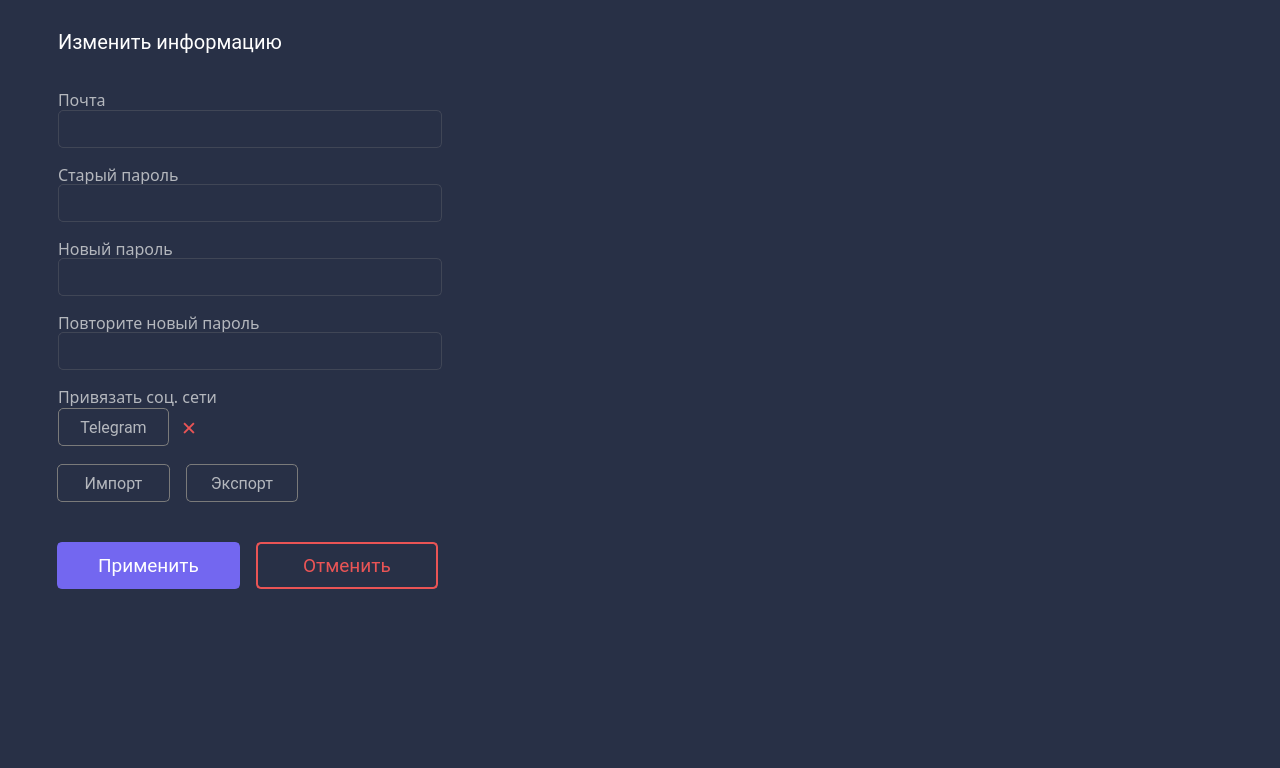
Old version of the form design/settings_w.ui in the repository yurii-bel/project_2021.
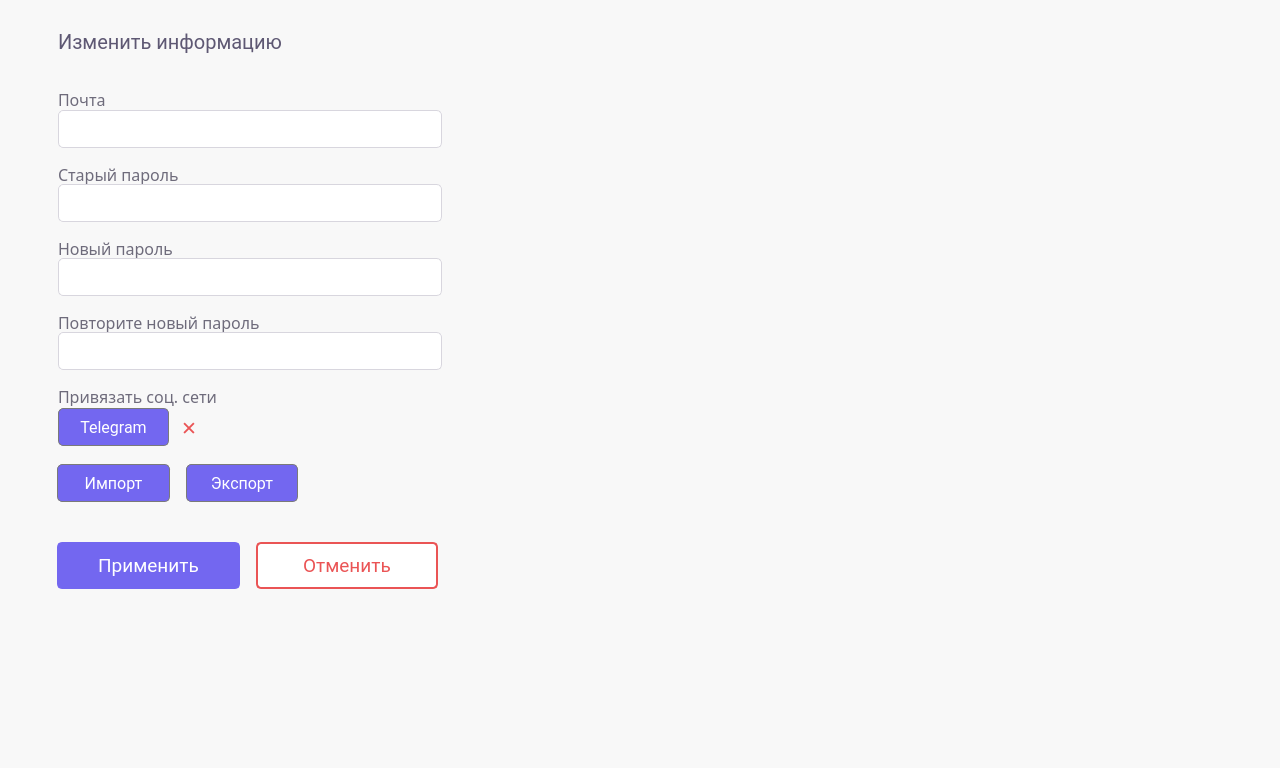
New version of the form. Icons and pictures are not drawn.

What changed in the file:
```diff
--- a/design/settings_w.ui
+++ b/design/settings_w.ui
@@ -14,7 +14,7 @@
    <string>Settings</string>
   </property>
   <property name="styleSheet">
-   <string notr="true">background-color: rgb(40, 48, 70);</string>
+   <string notr="true">background-color: #F8F8F8;</string>
   </property>
   <widget class="QLineEdit" name="settings_w_lineedit_email">
    <property name="geometry">
@@ -34,8 +34,8 @@
    <property name="styleSheet">
     <string notr="true">QLineEdit { 
 color: #676D7D;
-background: #283046;
-border: 1px solid #404656;
+background: #FFFFFF;
+border: 1px solid #D8D6DE;
 border-radius: 5px;
 }
 
@@ -62,8 +62,8 @@
    <property name="styleSheet">
     <string notr="true">QLineEdit { 
 color: #676D7D;
-background: #283046;
-border: 1px solid #404656;
+background: #FFFFFF;
+border: 1px solid #D8D6DE;
 border-radius: 5px;
 }
 
@@ -94,10 +94,10 @@
    </property>
    <property name="styleSheet">
     <string notr="true">QPushButton {
-	background-color: rgb(40, 48, 70);
+	background-color: rgb(115, 103, 240);
 	border: 1px solid rgb(122, 122, 122);
 	border-radius: 5px;
-	color: rgb(180, 183, 189);
+	color: rgb(255, 255, 255);
 	padding-left: 10px;
 	padding-right: 10px;
 }
@@ -131,7 +131,7 @@
     </font>
    </property>
    <property name="styleSheet">
-    <string notr="true">color: rgb(180, 183, 189);</string>
+    <string notr="true">color: rgb(110, 107, 123);</string>
    </property>
    <property name="text">
     <string>Старый пароль</string>
@@ -153,7 +153,7 @@
     </font>
    </property>
    <property name="styleSheet">
-    <string notr="true">color: rgb(180, 183, 189);</string>
+    <string notr="true">color: rgb(110, 107, 123);</string>
    </property>
    <property name="text">
     <string>Новый пароль</string>
@@ -175,8 +175,7 @@
     </font>
    </property>
    <property name="styleSheet">
-    <string notr="true">color: #FFFFFF;
-</string>
+    <string notr="true">color: rgb(94, 88, 115);</string>
    </property>
    <property name="text">
     <string>Изменить информацию</string>
@@ -200,8 +199,8 @@
    <property name="styleSheet">
     <string notr="true">QLineEdit { 
 color: #676D7D;
-background: #283046;
-border: 1px solid #404656;
+background: #FFFFFF;
+border: 1px solid #D8D6DE;
 border-radius: 5px;
 }
 
@@ -229,7 +228,7 @@
     </font>
    </property>
    <property name="styleSheet">
-    <string notr="true">color: rgb(180, 183, 189);</string>
+    <string notr="true">color: rgb(110, 107, 123);</string>
    </property>
    <property name="text">
     <string>Повторите новый пароль</string>
@@ -253,8 +252,8 @@
    <property name="styleSheet">
     <string notr="true">QLineEdit { 
 color: #676D7D;
-background: #283046;
-border: 1px solid #404656;
+background: #FFFFFF;
+border: 1px solid #D8D6DE;
 border-radius: 5px;
 }
 
@@ -282,7 +281,7 @@
     </font>
    </property>
    <property name="styleSheet">
-    <string notr="true">color: rgb(180, 183, 189);</string>
+    <string notr="true">color: rgb(110, 107, 123);</string>
    </property>
    <property name="text">
     <string>Привязать соц. сети</string>
@@ -307,7 +306,7 @@
     </font>
    </property>
    <property name="styleSheet">
-    <string notr="true">color: rgb(180, 183, 189);</string>
+    <string notr="true">color: rgb(110, 107, 123);</string>
    </property>
    <property name="text">
     <string>Почта</string>
@@ -384,7 +383,7 @@
       </property>
       <property name="styleSheet">
        <string notr="true">QPushButton {
-background-color: rgb(40, 48, 70); 
+background-color: rgb(255, 255, 255); 
 border-radius: 5px;
 border: 2px solid rgb(234, 84, 85);
 color: rgb(234, 84, 85);
@@ -494,10 +493,10 @@
       </property>
       <property name="styleSheet">
        <string notr="true">QPushButton {
-background-color: rgb(40, 48, 70);
+background-color: rgb(115, 103, 240);
 border: 1px solid rgb(122, 122, 122);
 border-radius: 5px;
-color: rgb(180, 183, 189);
+color: rgb(255, 255, 255);
 padding-top: 5 px; 
 padding-right: 23 px;
 padding-left: 23 px;
@@ -531,10 +530,10 @@
       </property>
       <property name="styleSheet">
        <string notr="true">QPushButton {
-background-color: rgb(40, 48, 70);
+background-color: rgb(115, 103, 240);
 border: 1px solid rgb(122, 122, 122);
 border-radius: 5px;
-color: rgb(180, 183, 189);
+color: rgb(255, 255, 255);
 padding-top: 5 px; 
 padding-right: 23 px;
 padding-left: 23 px;
```
Left out of the diff: 12 changed lines with no effect on the pictures.
